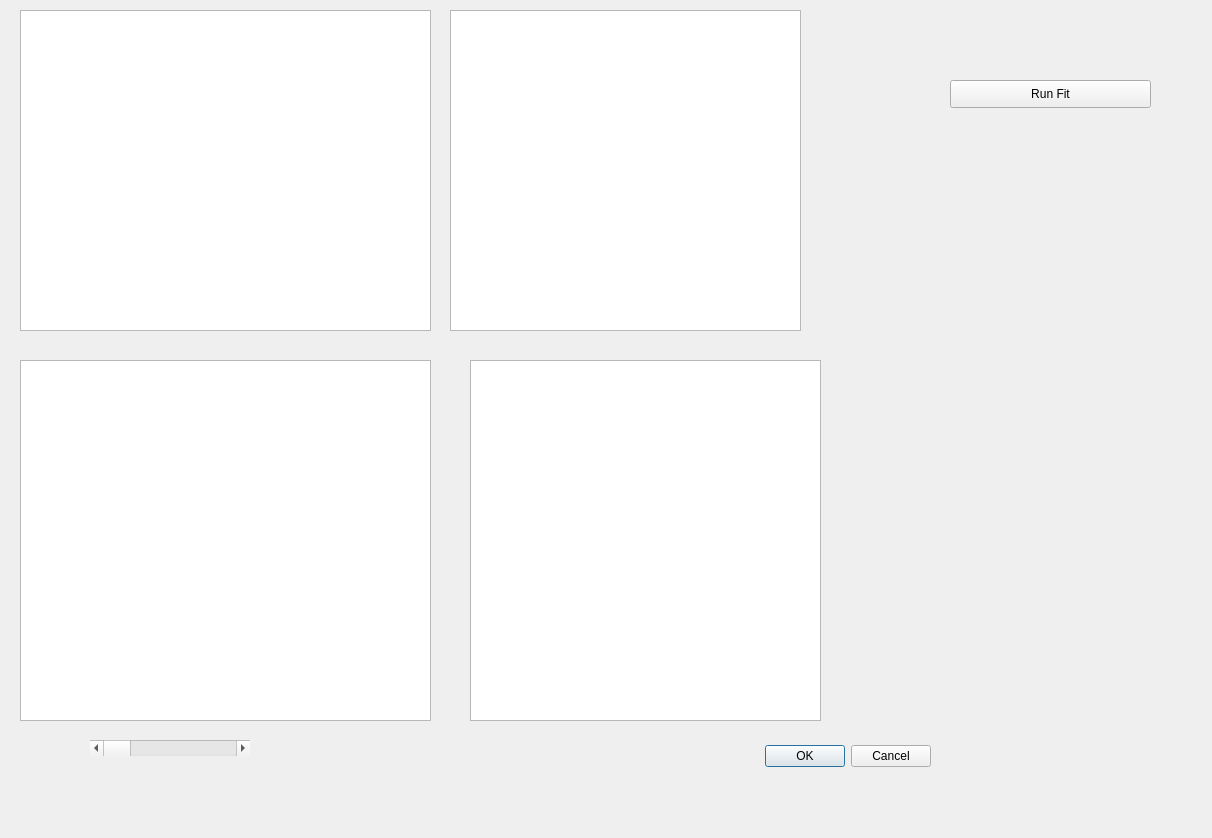
Before: the Qt Designer form apps/NSXQt/ui/PeakFitDialog.ui in k61n/openhkl, drawn with Qt 5.
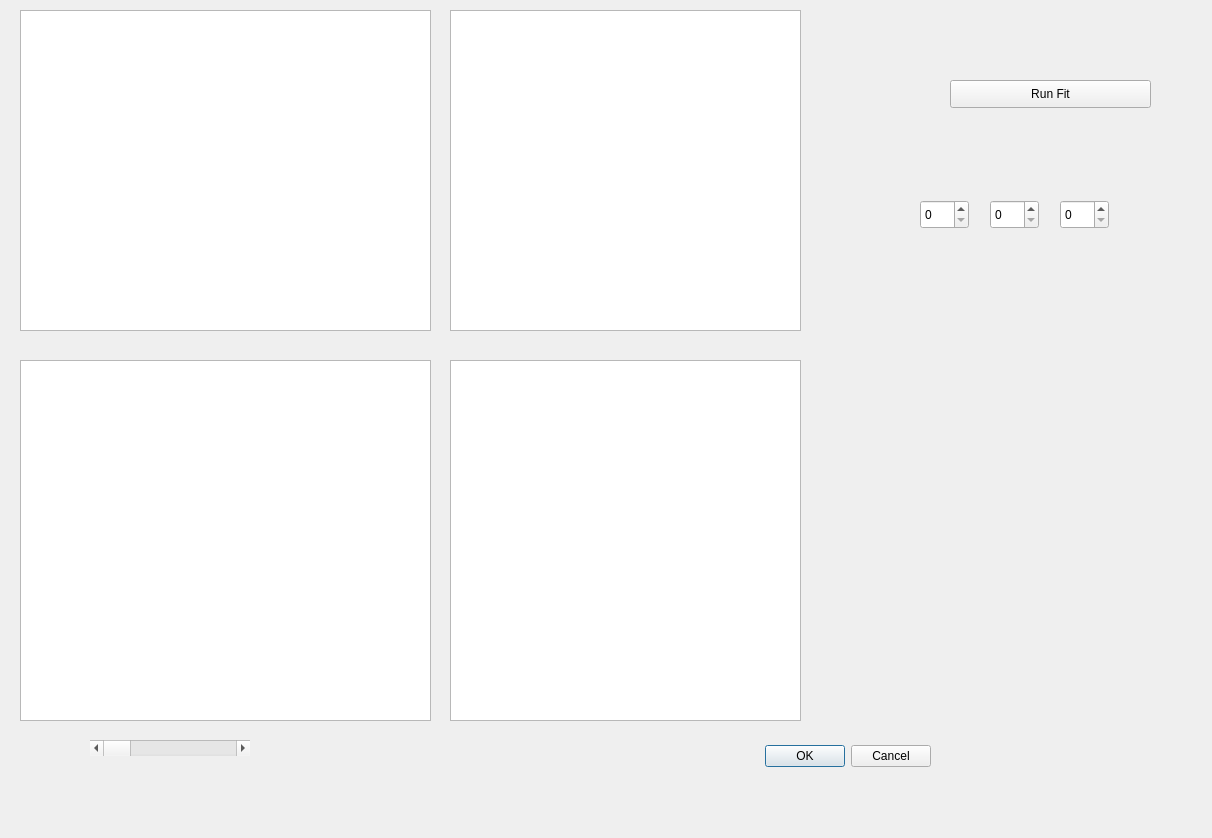
After: the same form once the commit is applied.

Commit message: work on peak fit dialog

```diff
--- a/apps/NSXQt/ui/PeakFitDialog.ui
+++ b/apps/NSXQt/ui/PeakFitDialog.ui
@@ -62,7 +62,7 @@
   <widget class="QGraphicsView" name="chiSquaredView">
    <property name="geometry">
     <rect>
-     <x>470</x>
+     <x>450</x>
      <y>360</y>
      <width>351</width>
      <height>361</height>
@@ -95,6 +95,36 @@
     <string>Run Fit</string>
    </property>
   </widget>
+  <widget class="QSpinBox" name="hSpinBox">
+   <property name="geometry">
+    <rect>
+     <x>920</x>
+     <y>200</y>
+     <width>49</width>
+     <height>29</height>
+    </rect>
+   </property>
+  </widget>
+  <widget class="QSpinBox" name="kSpinBox">
+   <property name="geometry">
+    <rect>
+     <x>990</x>
+     <y>200</y>
+     <width>49</width>
+     <height>29</height>
+    </rect>
+   </property>
+  </widget>
+  <widget class="QSpinBox" name="lSpinBox">
+   <property name="geometry">
+    <rect>
+     <x>1060</x>
+     <y>200</y>
+     <width>49</width>
+     <height>29</height>
+    </rect>
+   </property>
+  </widget>
  </widget>
  <resources/>
  <connections>
```
Left out of the diff: 2 changed lines with no effect on the pictures. The commit also changes 4 other files.
